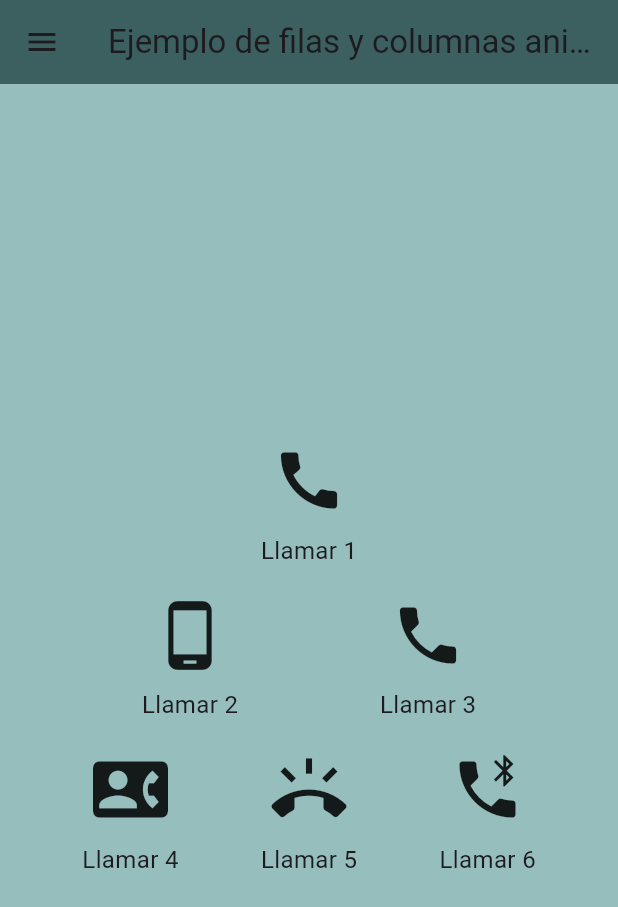
After one commit to mapp2308/ProgramacionMovil, a Flutter app: the ColumnasAnidadas screen opened directly, on a phone screen of 412 x 824 dp. The commit adds this screen. Shown: the top 907 px of the screen. Run offline on Flutter 3.47's test engine with Material 3 defaults, Android fonts, the phone set to English and light mode, and no system bars; our stand-ins replace google_fonts.

Commit message:
puesta al dia

```diff
--- /dev/null
+++ b/RelacionesDeEjercicios/lib/columnas_anidadas/columnas_anidadas.dart
@@ -0,0 +1,68 @@
+import 'package:flutter/material.dart';
+import 'package:flutter_application/elementos/customDrawer.dart';
+
+class ColumnasAnidadas extends StatelessWidget {
+  const ColumnasAnidadas({super.key});
+
+  @override
+  Widget build(BuildContext context) {
+    return Scaffold(
+      appBar: AppBar(
+        title: const Text('Ejemplo de filas y columnas anidadas'),
+      ),
+      drawer: const CustomDrawer(), // Aquí se llama al CustomDrawer
+      body: Center(
+        child: Column(
+          mainAxisAlignment: MainAxisAlignment.center,
+          crossAxisAlignment: CrossAxisAlignment.center,
+          children: [
+            // Primera fila
+            Row(
+              mainAxisAlignment: MainAxisAlignment.spaceEvenly,
+              children: [
+                _buildIconColumn(Icons.call, 'Llamar 1'),
+              ],
+            ),
+            const SizedBox(height: 20),
+            // Segunda fila
+            Row(
+              mainAxisAlignment: MainAxisAlignment.spaceEvenly,
+              children: [
+                _buildIconColumn(Icons.phone_android, 'Llamar 2'),
+                _buildIconColumn(Icons.phone, 'Llamar 3'),
+              ],
+            ),
+            const SizedBox(height: 20),
+            // Tercera fila
+            Row(
+              mainAxisAlignment: MainAxisAlignment.spaceEvenly,
+              children: [
+                _buildIconColumn(Icons.contact_phone, 'Llamar 4'),
+                _buildIconColumn(Icons.ring_volume, 'Llamar 5'),
+                _buildIconColumn(Icons.phone_bluetooth_speaker, 'Llamar 6'),
+              ],
+            ),
+          ],
+        ),
+      ),
+    );
+  }
+
+  // Método para construir cada icono con su texto
+  Widget _buildIconColumn(IconData icon, String text) {
+    return Column(
+      mainAxisAlignment: MainAxisAlignment.center,
+      children: [
+        Icon(
+          icon,
+          size: 50,
+        ),
+        const SizedBox(height: 10),
+        Text(
+          text,
+          style: const TextStyle(fontSize: 16),
+        ),
+      ],
+    );
+  }
+}
--- a/RelacionesDeEjercicios/lib/main.dart
+++ b/RelacionesDeEjercicios/lib/main.dart
@@ -11,6 +11,7 @@ class MyApp extends StatelessWidget {
   @override
   Widget build(BuildContext context) {
     return MaterialApp(
+      debugShowCheckedModeBanner: false,
       title: 'Flutter Drawer Demo',
       theme: ThemeData(
         primaryColor: const Color(0xFF3b605f),  // Color principal
--- a/RelacionesDeEjercicios/pubspec.yaml
+++ b/RelacionesDeEjercicios/pubspec.yaml
@@ -67,6 +67,10 @@ flutter:
     - assets/historia2.jpeg
     - assets/historia3.jpeg
     - assets/+.png
+    - assets/mora_paraiso-portada.jpg
+    - assets/mora_estrella-portada.jpg
+    - assets/microdosis.jpg
+
 
   # The following line ensures that the Material Icons font is
   # included with your application, so that you can use the icons in
```
Also changed, not shown: RelacionesDeEjercicios/lib/elementos/customDrawer.dart (+29 -7 lines), RelacionesDeEjercicios/lib/entrega3/imagenes_aleatorias.dart (added, +124 -0 lines), RelacionesDeEjercicios/assets/microdosis.jpg (added), RelacionesDeEjercicios/assets/mora_estrella-portada.jpg (added), RelacionesDeEjercicios/assets/mora_paraiso-portada.jpg (added), RelacionesDeEjercicios/lib/ejercicio1/icons_screen.dart (renamed from RelacionesDeEjercicios/lib/ejercicio1/screens/icons_screen.dart), RelacionesDeEjercicios/lib/ejercicio1/name_screen.dart (renamed from RelacionesDeEjercicios/lib/ejercicio1/screens/name_screen.dart), RelacionesDeEjercicios/lib/ejercicio1/photos_column_screen.dart (renamed from RelacionesDeEjercicios/lib/ejercicio1/screens/photos_column_screen.dart), RelacionesDeEjercicios/lib/ejercicio1/photos_row_screen.dart (renamed from RelacionesDeEjercicios/lib/ejercicio1/screens/photos_row_screen.dart).
